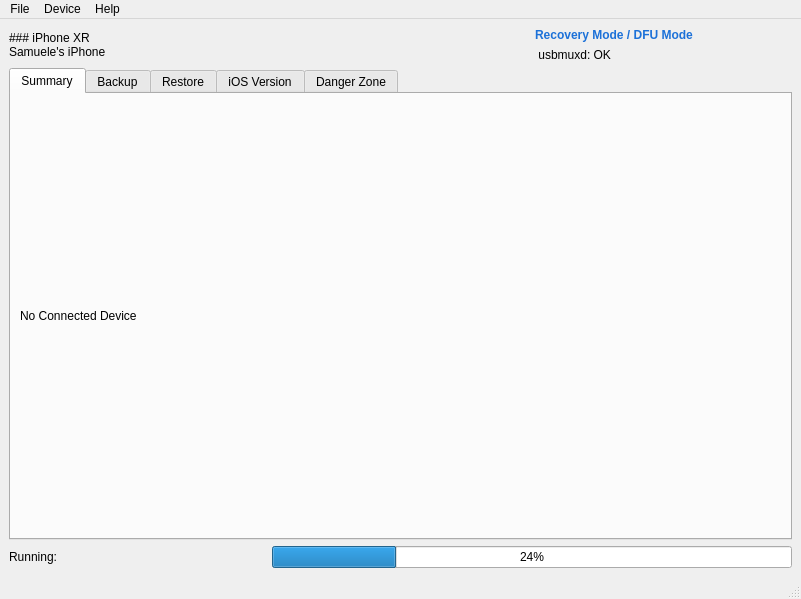
Old version of the form src/ui/mainwindow.ui in the repository SamuGallo-06/noot.
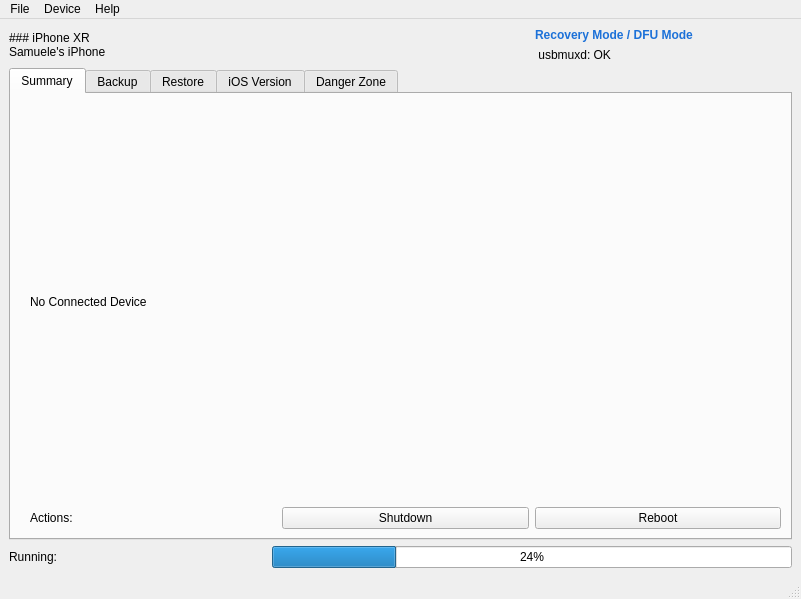
New version of the form. The open tabs and pages were chosen to show the change.

Commit message: Completed Restore Tab

```diff
--- a/src/ui/mainwindow.ui
+++ b/src/ui/mainwindow.ui
@@ -39,7 +39,7 @@
         <string>Summary</string>
        </attribute>
        <layout class="QGridLayout" name="gridLayout_2">
-        <item row="0" column="0">
+        <item row="0" column="1" colspan="3">
          <widget class="QLabel" name="deviceInfoLabel">
           <property name="text">
            <string>No Connected Device</string>
@@ -52,6 +52,43 @@
           </property>
          </widget>
         </item>
+        <item row="1" column="0">
+         <spacer name="horizontalSpacer">
+          <property name="orientation">
+           <enum>Qt::Orientation::Horizontal</enum>
+          </property>
+          <property name="sizeType">
+           <enum>QSizePolicy::Policy::Fixed</enum>
+          </property>
+          <property name="sizeHint" stdset="0">
+           <size>
+            <width>10</width>
+            <height>20</height>
+           </size>
+          </property>
+         </spacer>
+        </item>
+        <item row="1" column="1">
+         <widget class="QLabel" name="label_12">
+          <property name="text">
+           <string>Actions: </string>
+          </property>
+         </widget>
+        </item>
+        <item row="1" column="2">
+         <widget class="QPushButton" name="shutdownDeviceButton">
+          <property name="text">
+           <string>Shutdown</string>
+          </property>
+         </widget>
+        </item>
+        <item row="1" column="3">
+         <widget class="QPushButton" name="rebootDeviceButton">
+          <property name="text">
+           <string>Reboot</string>
+          </property>
+         </widget>
+        </item>
        </layout>
       </widget>
       <widget class="QWidget" name="backup_tab">
```
Left out of the diff: 67 changed lines with no effect on the pictures. The commit also changes 3 other files.
